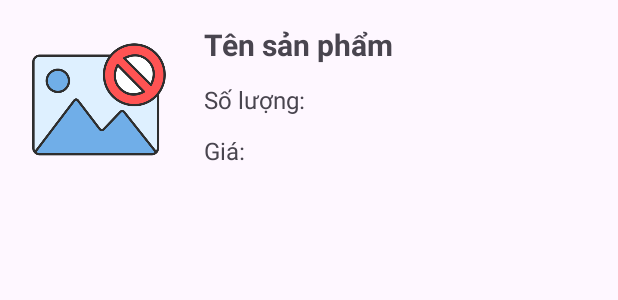
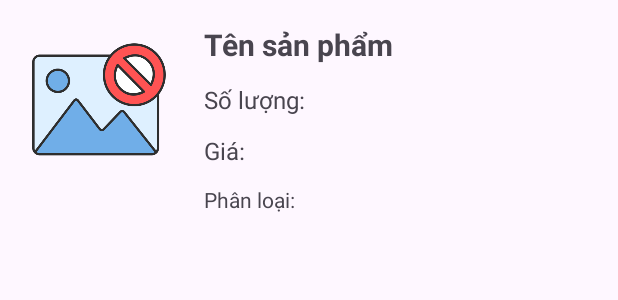
Before and after one commit to lequochai26/FashionShop, an Android app: the layout order_items_list_view_item.xml on its own in the app's theme, with its tools: preview values and no code run, on a phone screen of 412 x 824 dp. Shown: the top 300 px of the screen. Run offline under Robolectric (Android 15) with nearby library versions, the phone set to English and light mode, and no system bars.

Commit message:
Added lblMetadata for order_items_list_view_item.xml

```diff
--- a/app/src/main/res/layout/order_items_list_view_item.xml
+++ b/app/src/main/res/layout/order_items_list_view_item.xml
@@ -55,4 +55,18 @@
         app:layout_constraintHorizontal_bias="0.0"
         app:layout_constraintStart_toEndOf="@+id/imgAvatar4"
         app:layout_constraintTop_toBottomOf="@+id/lblAmount2" />
+
+    <TextView
+        android:id="@+id/lblMetadata2"
+        android:layout_width="0dp"
+        android:layout_height="wrap_content"
+        android:layout_marginStart="20dp"
+        android:layout_marginTop="12dp"
+        android:layout_marginEnd="10dp"
+        android:text="Phân loại:"
+        android:textSize="14sp"
+        app:layout_constraintEnd_toEndOf="parent"
+        app:layout_constraintHorizontal_bias="0.0"
+        app:layout_constraintStart_toEndOf="@+id/imgAvatar4"
+        app:layout_constraintTop_toBottomOf="@+id/lblPrice2" />
 </androidx.constraintlayout.widget.ConstraintLayout>
```
Also changed, not shown: app/src/main/java/org/lequochai/fashionshop/utils/ViewFactory.java (+17 -0 lines).
